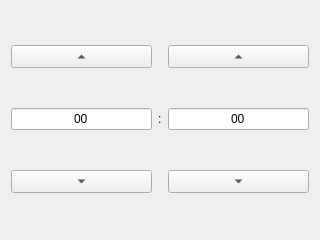
Old version of the form timepage.ui in the repository mysmartgrid/chumby-nightplugin.
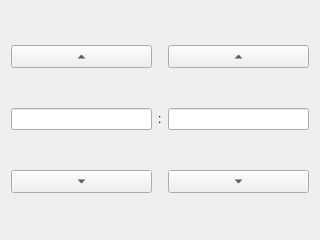
New version of the form.

```diff
--- a/timepage.ui
+++ b/timepage.ui
@@ -22,9 +22,6 @@
   <layout class="QGridLayout" name="gridLayout">
    <item row="1" column="2">
     <widget class="QLineEdit" name="minEdit">
-     <property name="text">
-      <string>00</string>
-     </property>
      <property name="alignment">
       <set>Qt::AlignCenter</set>
      </property>
@@ -64,9 +61,6 @@
    </item>
    <item row="1" column="0">
     <widget class="QLineEdit" name="hourEdit">
-     <property name="text">
-      <string>00</string>
-     </property>
      <property name="alignment">
       <set>Qt::AlignCenter</set>
      </property>
```
